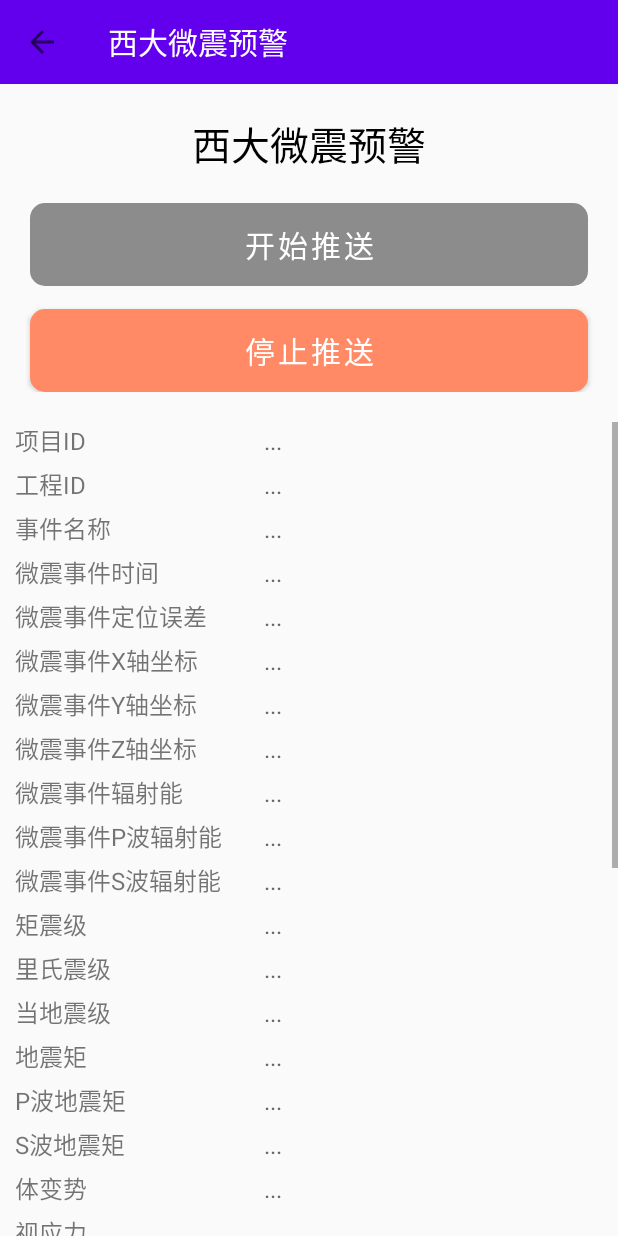
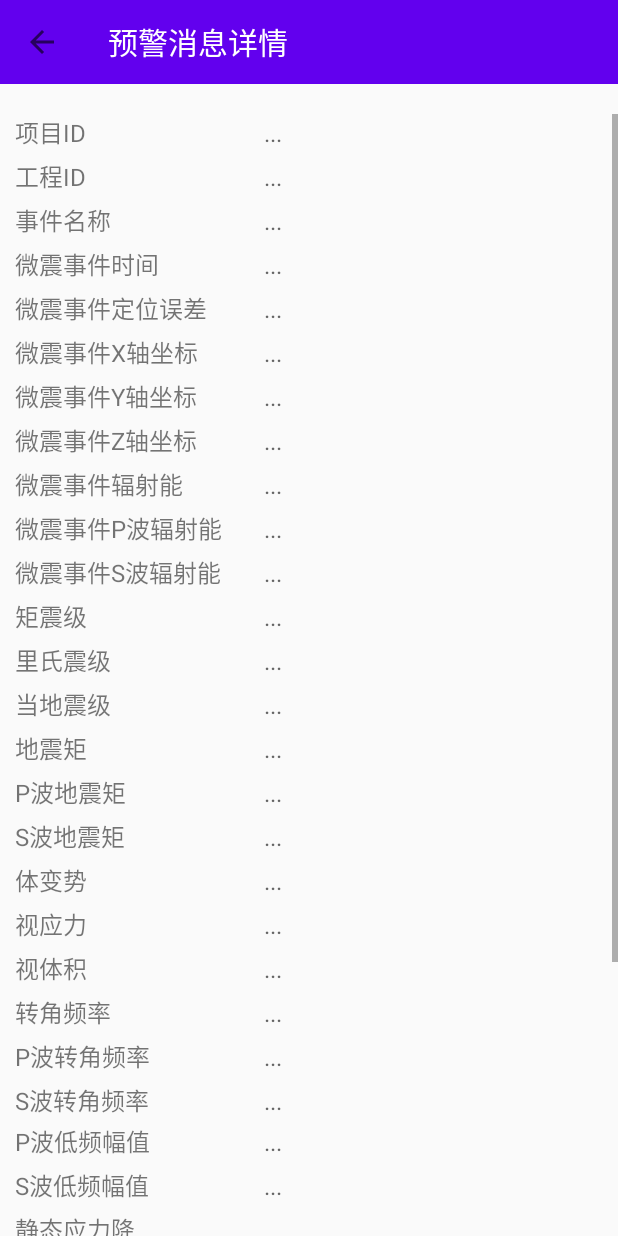
Before and after one commit to iGNSS/sinoseism_test_app, an Android app: the SinoseismInfoActivity screen opened directly, with no data from a screen before it, on a phone screen of 412 x 824 dp. Run offline under Robolectric (Android 15) with nearby library versions, the phone set to English and light mode, and no system bars; our stand-ins replace EventBus; libraries missing offline, so code that uses them is left out: com.xiaomi.channel, com.xiaomi.mipush.

```diff
--- a/app/src/main/AndroidManifest.xml
+++ b/app/src/main/AndroidManifest.xml
@@ -15,7 +15,7 @@
         <activity android:name=".ui.SinoseimEventList"/>
         <activity android:name=".ui.PdfDiary" />
         <activity android:name=".ui.PdfShow" />
-        <activity android:name=".ui.AppMainActivity"/>
+        <activity android:name=".ui.SinoseismInfoActivity"/>
         <activity
             android:name=".ui.MainActivity"
             android:theme="@style/AppTheme.NoActionBar">
--- /dev/null
+++ b/app/src/main/java/com/gxu/testapp/event/CloseWarningEvent.java
@@ -0,0 +1,4 @@
+package com.gxu.testapp.event;
+
+public class CloseWarningEvent {
+}
--- a/app/src/main/java/com/gxu/testapp/receiver/DemoMessageReceiver.java
+++ b/app/src/main/java/com/gxu/testapp/receiver/DemoMessageReceiver.java
@@ -3,17 +3,15 @@ package com.gxu.testapp.receiver;
 import android.content.Context;
 import android.content.Intent;
 import android.media.MediaPlayer;
-import android.media.Ringtone;
-import android.media.RingtoneManager;
-import android.net.Uri;
 import android.os.Bundle;
 import android.text.TextUtils;
 import android.util.Log;
 
 import com.gxu.testapp.DemoApplication;
 import com.gxu.testapp.event.AlertEvent;
+import com.gxu.testapp.event.CloseWarningEvent;
 import com.gxu.testapp.event.SinoseismEvent;
-import com.gxu.testapp.ui.AppMainActivity;
+import com.gxu.testapp.ui.SinoseismInfoActivity;
 import com.xiaomi.mipush.sdk.ErrorCode;
 import com.xiaomi.mipush.sdk.MiPushClient;
 import com.xiaomi.mipush.sdk.MiPushCommandMessage;
@@ -22,7 +20,6 @@ import com.xiaomi.mipush.sdk.PushMessageReceiver;
 
 import org.greenrobot.eventbus.EventBus;
 
-import java.io.IOException;
 import java.util.List;
 
 import static com.gxu.testapp.ui.MainActivity.isAppMainActivity;
@@ -63,13 +60,13 @@ public class DemoMessageReceiver extends PushMessageReceiver {
         } else if(!TextUtils.isEmpty(message.getUserAccount())) {
             mUserAccount=message.getUserAccount();
         }
+        EventBus.getDefault().post(new CloseWarningEvent());
         String data = message.getContent();
         if (DemoApplication.isAppForeground()){
             if(isAppMainActivity(context.getApplicationContext())==2) {
                 EventBus.getDefault().post(new SinoseismEvent(data));
-            }
-            else{
-                Intent intent = new Intent(context, AppMainActivity.class);
+            }else{
+                Intent intent = new Intent(context, SinoseismInfoActivity.class);
                 intent.addFlags(Intent.FLAG_ACTIVITY_CLEAR_TOP | Intent.FLAG_ACTIVITY_NEW_TASK);
                 Bundle bundle = new Bundle();
                 bundle.putString("data",data);
@@ -79,7 +76,7 @@ public class DemoMessageReceiver extends PushMessageReceiver {
             }
         }else {
             //如果APP在后台运行
-            Intent intent=new Intent(context, AppMainActivity.class);
+            Intent intent=new Intent(context, SinoseismInfoActivity.class);
             intent.addFlags(Intent.FLAG_ACTIVITY_CLEAR_TOP|Intent.FLAG_ACTIVITY_NEW_TASK);
             Bundle bundle = new Bundle();
             bundle.putString("data",data);
@@ -104,8 +101,6 @@ public class DemoMessageReceiver extends PushMessageReceiver {
             //如果APP在前台运行
             EventBus.getDefault().post(new SinoseismEvent(data));
         }
-
-
     }
     @Override
     public void onCommandResult(Context context, MiPushCommandMessage message) {
@@ -114,27 +109,32 @@ public class DemoMessageReceiver extends PushMessageReceiver {
         String cmdArg1 = ((arguments != null && arguments.size() > 0) ? arguments.get(0) : null);
         String cmdArg2 = ((arguments != null && arguments.size() > 1) ? arguments.get(1) : null);
         if (MiPushClient.COMMAND_REGISTER.equals(command)) {
-            //Log.d("cylog", "Register Error Code:" + message.getResultCode());
+            Log.d("cylog", "Register Error Code:" + message.getResultCode());
             if (message.getResultCode() == ErrorCode.SUCCESS) {
                 mRegId = cmdArg1;
             }
         } else if (MiPushClient.COMMAND_SET_ALIAS.equals(command)) {
+            Log.d("cylog", "Set Alias Error Code:" + message.getResultCode());
             if (message.getResultCode() == ErrorCode.SUCCESS) {
                 mAlias = cmdArg1;
             }
         } else if (MiPushClient.COMMAND_UNSET_ALIAS.equals(command)) {
+            Log.d("cylog", "Unset Alias Error Code:" + message.getResultCode());
             if (message.getResultCode() == ErrorCode.SUCCESS) {
                 mAlias = cmdArg1;
             }
         } else if (MiPushClient.COMMAND_SUBSCRIBE_TOPIC.equals(command)) {
+            Log.d("cylog", "Subscribe topic Error Code:" + message.getResultCode());
             if (message.getResultCode() == ErrorCode.SUCCESS) {
                 mTopic = cmdArg1;
             }
         } else if (MiPushClient.COMMAND_UNSUBSCRIBE_TOPIC.equals(command)) {
+            Log.d("cylog", "Unregister topic Error Code:" + message.getResultCode());
             if (message.getResultCode() == ErrorCode.SUCCESS) {
                 mTopic = cmdArg1;
             }
         } else if (MiPushClient.COMMAND_SET_ACCEPT_TIME.equals(command)) {
+            Log.d("cylog", "Set Accept Time Error Code:" + message.getResultCode());
             if (message.getResultCode() == ErrorCode.SUCCESS) {
                 mStartTime = cmdArg1;
                 mEndTime = cmdArg2;
@@ -149,7 +149,7 @@ public class DemoMessageReceiver extends PushMessageReceiver {
         String cmdArg2 = ((arguments != null && arguments.size() > 1) ? arguments.get(1) : null);
         if (MiPushClient.COMMAND_REGISTER.equals(command)) {
             if (message.getResultCode() == ErrorCode.SUCCESS) {
-                //Log.d("cylog", "Register Error Code:" + message.getResultCode());
+                Log.d("cylog", "[onReceiveRegisterResult]Register Error Code:" + message.getResultCode());
                 mRegId = cmdArg1;
             }
         }
--- a/app/src/main/java/com/gxu/testapp/ui/MainActivity.java
+++ b/app/src/main/java/com/gxu/testapp/ui/MainActivity.java
@@ -53,9 +53,8 @@ public class MainActivity extends AppCompatActivity {
             }
         });
 
-        toolbar = (Toolbar) findViewById(R.id.Main_toolbar);
+        toolbar = findViewById(R.id.Main_toolbar);
         setSupportActionBar(toolbar);
-
 
         gotopdfdiary.setOnClickListener(new View.OnClickListener() {
             @Override
--- a/app/src/main/java/com/gxu/testapp/ui/SinoseimEventList.java
+++ b/app/src/main/java/com/gxu/testapp/ui/SinoseimEventList.java
@@ -92,7 +92,7 @@ public class SinoseimEventList extends AppCompatActivity {
             public void onItemClick(AdapterView<?> adapterView, View view, int i, long l) {
                 try {
                     Intent intent=new Intent();
-                    intent.setClass(SinoseimEventList.this, AppMainActivity.class);
+                    intent.setClass(SinoseimEventList.this, SinoseismInfoActivity.class);
                     Bundle bundle = new Bundle();
                     String data1=GetSinoseismEventList.get(i).toString();
                     bundle.putString("data",data1);
--- a/app/src/main/java/com/gxu/testapp/ui/AppMainActivity.java
+++ b/app/src/main/java/com/gxu/testapp/ui/SinoseismInfoActivity.java
@@ -26,7 +26,7 @@ import org.json.JSONObject;
 
 import static com.gxu.testapp.ui.MainActivity.isPausePush;
 
-public class AppMainActivity extends AppCompatActivity implements View.OnClickListener {
+public class SinoseismInfoActivity extends AppCompatActivity implements View.OnClickListener {
 
     TextView engineeringIdText;
     TextView projectIdText;
@@ -71,11 +71,11 @@ public class AppMainActivity extends AppCompatActivity implements View.OnClickLi
     @Override
     protected void onCreate(@Nullable Bundle savedInstanceState) {
         super.onCreate(savedInstanceState);
-        setContentView(R.layout.app_activity_main);
+        setContentView(R.layout.sinoseism_info_activity_main);
         EventBus.getDefault().register(this);
         initViews();
 
-        toolbar = (Toolbar) findViewById(R.id.waveeven_toolbar);
+        toolbar = findViewById(R.id.waveeven_toolbar);
         setSupportActionBar(toolbar);
         getSupportActionBar().setDisplayHomeAsUpEnabled(true);
 
--- a/app/src/main/res/layout/app_activity_main.xml
+++ b/app/src/main/res/layout/sinoseism_info_activity_main.xml
@@ -12,25 +12,17 @@
         <TextView
             android:layout_width="match_parent"
             android:layout_height="wrap_content"
-            android:text="西大微震预警"
+            android:text="预警消息详情"
             android:textColor="@color/White"
             android:textSize="20sp"/>
     </androidx.appcompat.widget.Toolbar>
-
-    <TextView
-        android:layout_width="wrap_content"
-        android:layout_height="wrap_content"
-        android:layout_marginTop="20dp"
-        android:text="西大微震预警"
-        android:textColor="#000"
-        android:textSize="26sp"
-        android:layout_gravity="center_horizontal"/>
 
     <LinearLayout
         android:layout_width="match_parent"
         android:layout_height="wrap_content"
         android:orientation="vertical"
-        android:layout_marginTop="20dp">
+        android:layout_marginTop="20dp"
+        android:visibility="gone">
         <Button
             android:id="@+id/app_activity_main_start_push_btn"
             android:layout_width="match_parent"
```
Also changed, not shown: app/src/main/java/com/gxu/testapp/DemoApplication.java (+49 -1 lines), app/src/main/java/com/gxu/testapp/service/WarningService.java (+10 -6 lines), 1 other file.
